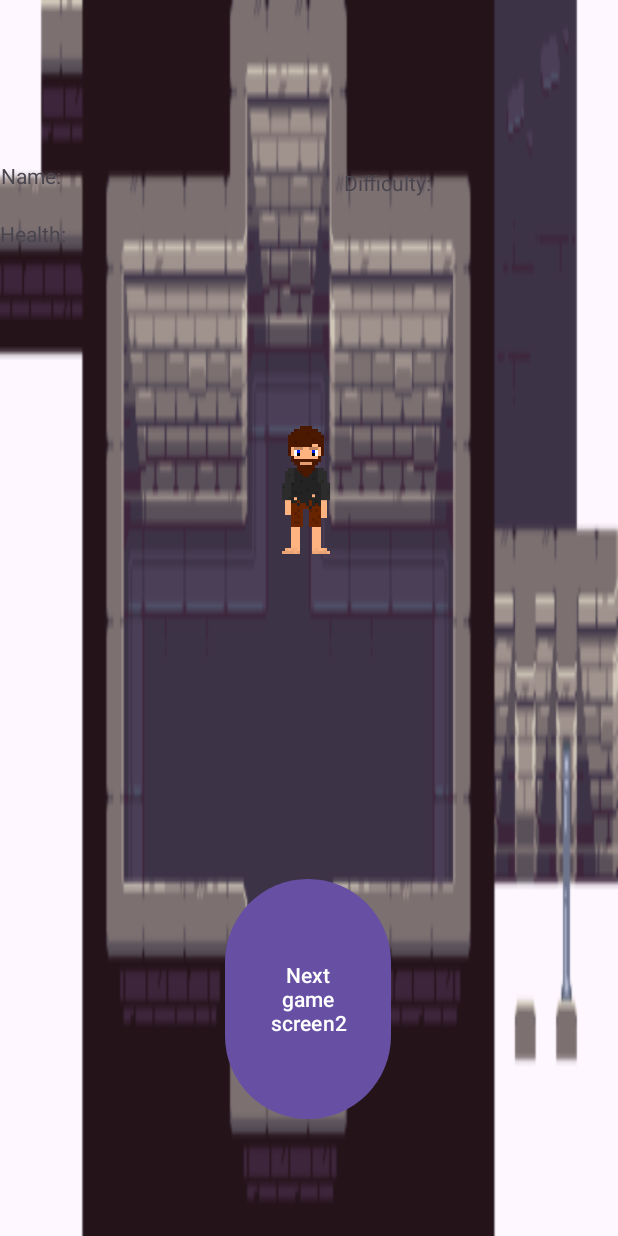
After one commit to akakizaki/CS2340A_Team24, an Android app: the layout game1.xml on its own in the app's theme, with its tools: preview values and no code run, on a phone screen of 412 x 824 dp. The commit adds this screen. Run offline under Robolectric (Android 15) with nearby library versions, the phone set to English and light mode, and no system bars.

Commit message:
fourth update

```diff
--- a/app/src/main/java/com/example/team24dungeoncrawler/viewmodels/MainGameActivity.java
+++ b/app/src/main/java/com/example/team24dungeoncrawler/viewmodels/MainGameActivity.java
@@ -77,7 +77,7 @@ public class MainGameActivity extends AppCompatActivity {
             endgame.putExtra("Name", name);
             endgame.putExtra("Score", currentScore);
             startActivity(endgame);
-            //finish();
+            finish();
         });
     }
     private void startScoreUpdate() {
--- /dev/null
+++ b/app/src/main/res/layout/game1.xml
@@ -0,0 +1,68 @@
+<?xml version="1.0" encoding="utf-8"?>
+<RelativeLayout
+    xmlns:android="http://schemas.android.com/apk/res/android"
+    xmlns:app="http://schemas.android.com/apk/res-auto"
+    xmlns:tools="http://schemas.android.com/tools"
+    android:layout_width="match_parent"
+    android:layout_height="match_parent"
+    android:id="@+id/game1"
+    tools:context=".viewmodels.MainGameActivity"
+    android:background="@drawable/dungeon">
+
+    <Button
+        android:id="@+id/exitButton"
+        android:layout_width="110dp"
+        android:layout_height="75dp"
+        android:layout_alignParentStart="true"
+        android:layout_alignParentTop="true"
+        android:layout_alignParentEnd="true"
+        android:layout_alignParentBottom="true"
+        android:layout_marginStart="150dp"
+        android:layout_marginTop="582dp"
+        android:layout_marginEnd="151dp"
+        android:layout_marginBottom="74dp"
+        android:text="Next game screen2" />
+
+    <ImageView
+        android:id="@+id/characterImage"
+        android:layout_width="115dp"
+        android:layout_height="99dp"
+        android:layout_alignParentStart="true"
+        android:layout_alignParentTop="true"
+        android:layout_alignParentEnd="true"
+        android:layout_marginStart="147dp"
+        android:layout_marginTop="278dp"
+        android:layout_marginEnd="149dp"
+        app:srcCompat="@drawable/sprite1" />
+
+    <TextView
+        android:id="@+id/name"
+        android:layout_width="224dp"
+        android:layout_height="33dp"
+        android:layout_alignParentEnd="true"
+        android:layout_alignParentBottom="true"
+        android:layout_marginEnd="187dp"
+        android:layout_marginBottom="683dp"
+        android:text="Name: " />
+
+    <TextView
+        android:id="@+id/difficulty"
+        android:layout_width="169dp"
+        android:layout_height="32dp"
+        android:layout_alignParentEnd="true"
+        android:layout_alignParentBottom="true"
+        android:layout_marginEnd="13dp"
+        android:layout_marginBottom="680dp"
+        android:text="Difficulty:" />
+
+    <TextView
+        android:id="@+id/health"
+        android:layout_width="96dp"
+        android:layout_height="30dp"
+        android:layout_alignParentEnd="true"
+        android:layout_alignParentBottom="true"
+        android:layout_marginEnd="318dp"
+        android:layout_marginBottom="648dp"
+        android:text="Health:" />
+
+</RelativeLayout>
```
Also changed, not shown: app/src/main/res/layout/game3.xml (added, +55 -0 lines).
